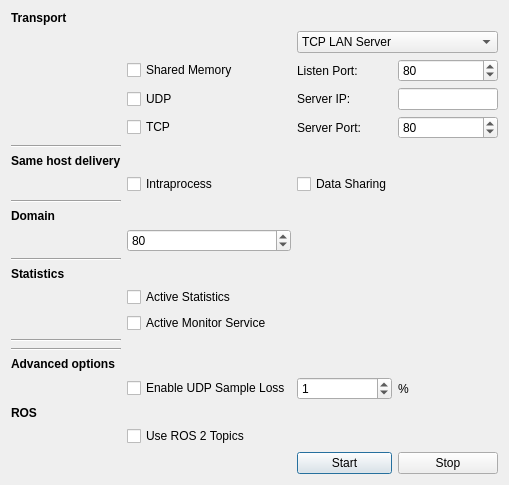
Old version of the form forms/participantdialog.ui in the repository eProsima/ShapesDemo.
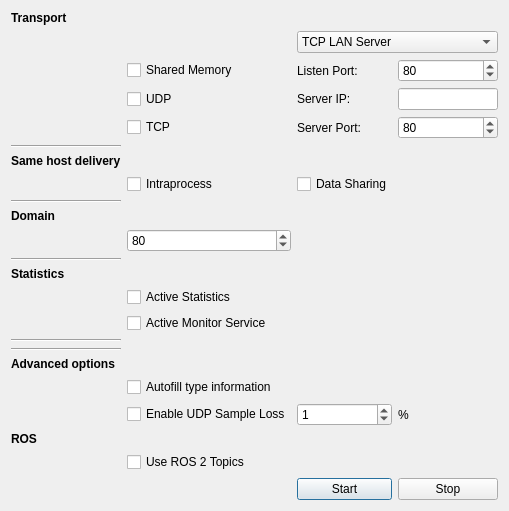
New version of the form.

Commit message: Refs #20306: Add autofill type information check

```diff
--- a/forms/participantdialog.ui
+++ b/forms/participantdialog.ui
@@ -196,13 +196,20 @@
     </widget>
    </item>
    <item row="25" column="1">
+    <widget class="QCheckBox" name="typeinformationCheckBox">
+     <property name="text">
+      <string>Autofill type information</string>
+     </property>
+    </widget>
+   </item>
+   <item row="26" column="1">
     <widget class="QCheckBox" name="lossCheckBox">
      <property name="text">
       <string>Enable UDP Sample Loss</string>
      </property>
     </widget>
    </item>
-   <item row="25" column="3">
+   <item row="26" column="3">
     <widget class="QSpinBox" name="lossSpin">
      <property name="specialValueText">
       <string/>
@@ -215,14 +222,14 @@
      </property>
     </widget>
    </item>
-   <item row="25" column="4">
+   <item row="26" column="4">
     <widget class="QLabel" name="label_7">
      <property name="text">
       <string>%</string>
      </property>
     </widget>
    </item>
-   <item row="26" column="0">
+   <item row="27" column="0">
     <widget class="QLabel" name="label_12">
      <property name="font">
       <font>
@@ -235,7 +242,7 @@
      </property>
     </widget>
    </item>
-   <item row="27" column="1">
+   <item row="28" column="1">
     <widget class="QCheckBox" name="rosTopicCheckBox">
      <property name="text">
       <string>Use ROS 2 Topics</string>
```
The commit also changes 4 other files.
